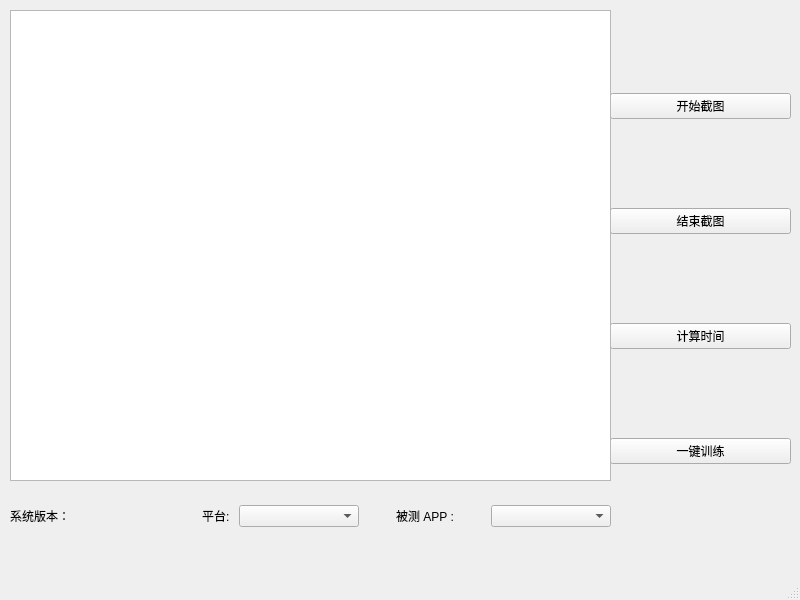
Qt form qt_creator/iOSAppTime.ui (bug-hh/iOSAppTime) before a commit.
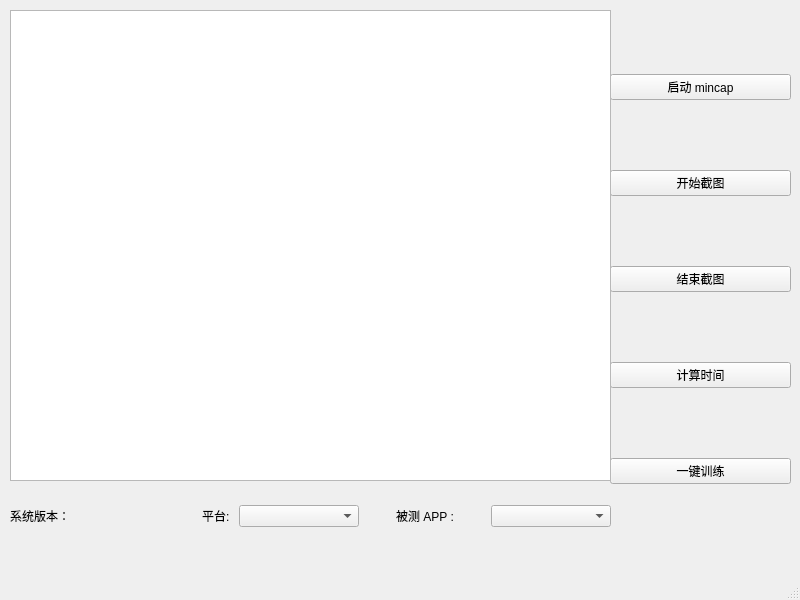
The same form after that commit.

```diff
--- a/qt_creator/iOSAppTime.ui
+++ b/qt_creator/iOSAppTime.ui
@@ -24,6 +24,13 @@
      </rect>
     </property>
     <layout class="QVBoxLayout" name="verticalLayout">
+     <item>
+      <widget class="QPushButton" name="startMinicap">
+       <property name="text">
+        <string>启动 mincap</string>
+       </property>
+      </widget>
+     </item>
      <item>
       <widget class="QPushButton" name="start_screenshot_button">
        <property name="text">
```
